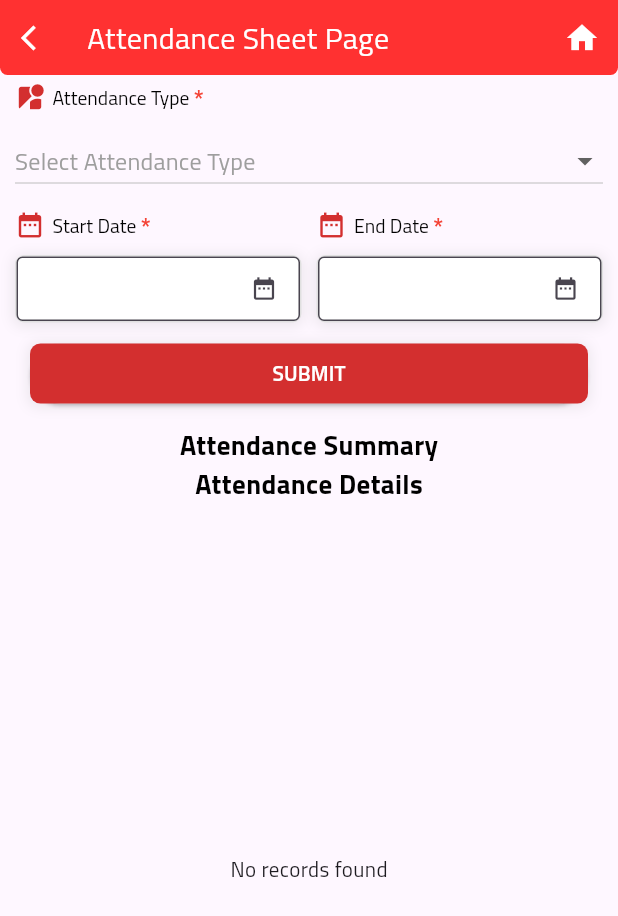
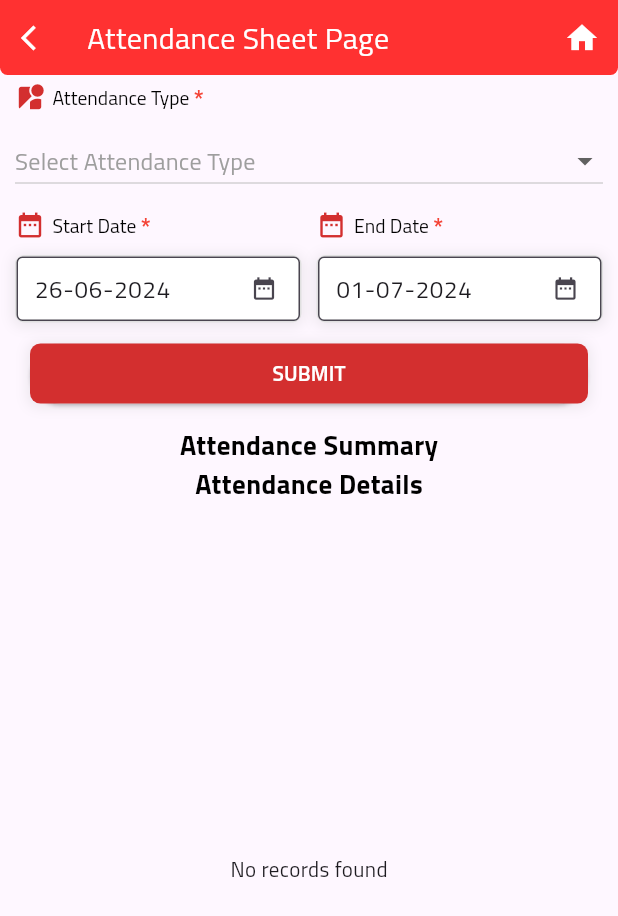
Before and after one commit to rafiqul2235/ssg-smart-flutter-project, a Flutter app: the AttendanceSheetPage screen opened directly, after a tap on "SUBMIT", on a phone screen of 412 x 824 dp. Shown: the top 916 px of the screen. Run offline on Flutter 3.47's test engine with Material 3 defaults, Android fonts, the light colour scheme and no system bars; drawn by our look-alikes of dropdown_button2; our stand-ins replace badges, carousel_slider, connectivity, country_code_picker, device_info_plus, dio and 21 more; missing offline and left inert: android_path_provider, flutter_downloader, flutter_keyboard_visibility_web, google_maps_webservice, image_picker_for_web, shared_preferences_web; accounts and stored records are empty; statements that could not run were skipped.

Commit message:
set defalt date in attendance page

```diff
--- a/lib/view/screen/attendence/attendance_sheet_screen.dart
+++ b/lib/view/screen/attendence/attendance_sheet_screen.dart
@@ -1,8 +1,11 @@
 import 'package:dropdown_button2/dropdown_button2.dart';
 import 'package:flutter/material.dart';
+import 'package:intl/intl.dart';
 import 'package:provider/provider.dart';
 import '../../../data/model/response/attendance_sheet_model.dart';
+import '../../../data/model/response/user_info_model.dart';
 import '../../../provider/attendance_provider.dart';
+import '../../../provider/user_provider.dart';
 import '../../../utill/color_resources.dart';
 import '../../../utill/custom_themes.dart';
 import '../../../utill/dimensions.dart';
@@ -34,6 +37,16 @@ class _AttendanceSheetPageState extends State<AttendanceSheetPage> {
   @override
   void initState() {
     super.initState();
+
+    // DateTime now = DateTime.now();
+    DateTime now = DateFormat('dd-MM-yyyy').parse('01-07-2024');
+    _endDateController.text = DateFormat('dd-MM-yyyy').format(now);
+    print("Date now: $now");
+    DateTime startDate = DateTime(now.year, now.month -1, 26);
+    if(now.day >= 26){
+      startDate = DateTime(now.year, now.month, 26);
+    }
+    _startDateController.text = DateFormat('dd-MM-yyyy').format(startDate);
   }
 
 
@@ -164,8 +177,9 @@ class _AttendanceSheetPageState extends State<AttendanceSheetPage> {
             child: CustomButton(
               onTap: (){
                 final provider = Provider.of<AttendanceProvider>(context, listen: false);
+                UserInfoModel? userInfoModel = Provider.of<UserProvider>(context,listen: false).userInfoModel;
                 provider.fetchAttendanceSheet(
-                    '6928',
+                    userInfoModel!.employeeNumber!,
                     _startDateController.text,
                     _endDateController.text,
                     _selectedAttendanceType!
```
